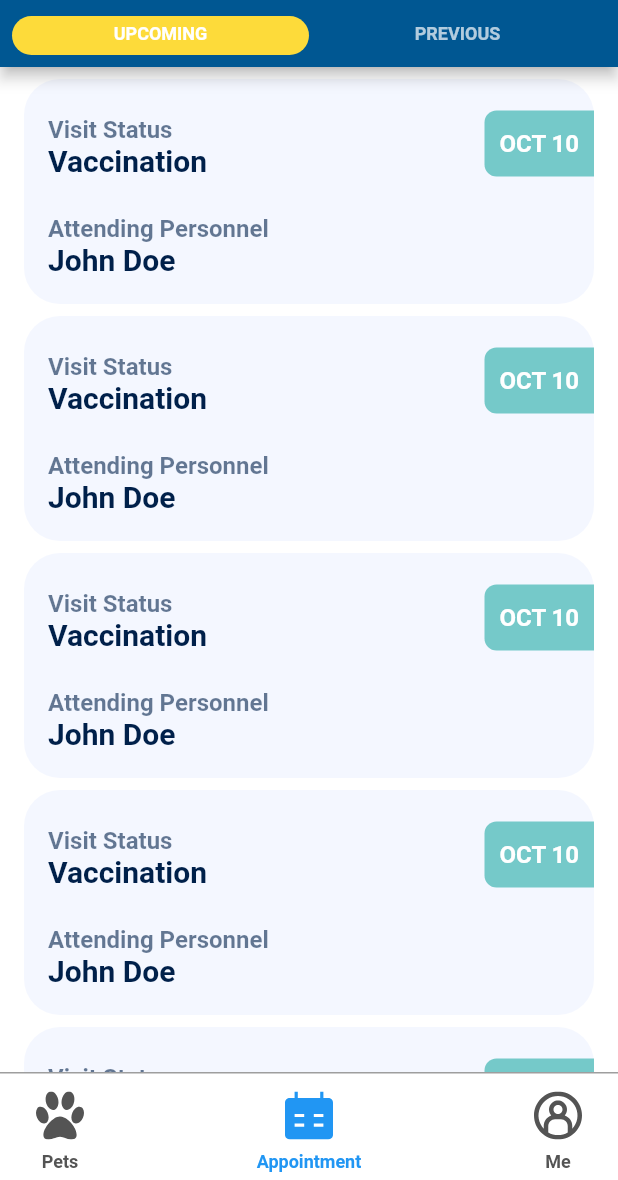
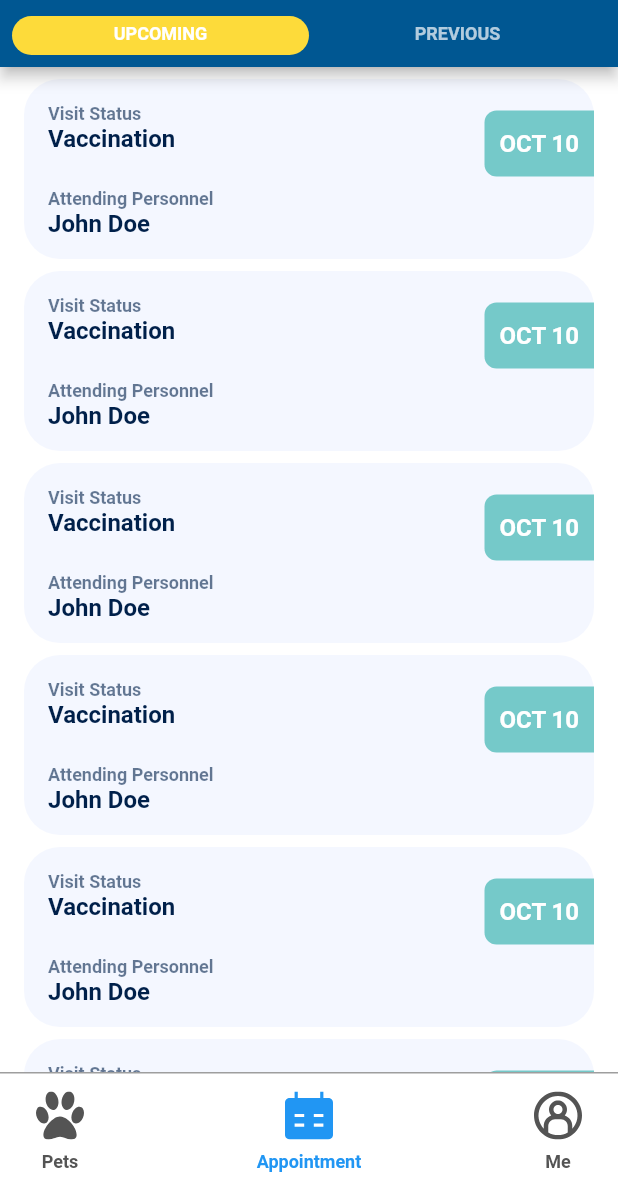
Before and after one commit to akosijho/flutter_optipets, a Flutter app: the AppointmentView screen opened by its route, on a phone screen of 412 x 824 dp, the part 56-1236 px from its top. Run offline on Flutter 3.47's test engine with Material 2 defaults, Android fonts, the phone set to English and light mode, and no system bars; our stand-ins replace flutter_svg, get, stacked; Roboto replaces fonts that are missing (SF-Pro); statements that could not run were skipped.

Commit message:
Refine appointment item.

```diff
--- a/lib/main.dart
+++ b/lib/main.dart
@@ -19,7 +19,6 @@ void main() {
       navigatorKey: locator<NavigationService>().navigatorKey,
       debugShowCheckedModeBanner: false,
       title: "Optipets",
-      home: AppointmentView()
     ));
   });
   //runApp(const MyApp());
--- a/lib/utils/my_themes.dart
+++ b/lib/utils/my_themes.dart
@@ -111,7 +111,7 @@ class MyThemes {
           fontSize: 24,
           fontWeight: FontWeight.bold),
       headline6: const TextStyle(
-        fontSize: 20,
+        fontSize: 16,
         fontWeight: FontWeight.w700,
         color: MyColors.blue2,
       ),
@@ -131,7 +131,7 @@ class MyThemes {
           fontWeight: FontWeight.w700,
           color: MyColors.scaffoldBg),
       caption: TextStyle(
-        fontSize: 16,
+        fontSize: 12,
         fontWeight: FontWeight.w700,
         color: MyColors.blue2.withOpacity(0.6),
       ),
--- a/lib/views/appointment_screen/appointment_item.dart
+++ b/lib/views/appointment_screen/appointment_item.dart
@@ -9,7 +9,7 @@ class AppointmentItem extends ViewModelWidget<AppointmentViewModel> {
   @override
   Widget build(BuildContext context, AppointmentViewModel viewModel) {
     return Container(
-      height: 150,
+      height: 120,
       decoration: BoxDecoration(
         shape: BoxShape.rectangle,
         color: viewModel.cardColors[viewModel.selectRandomColor()],
@@ -48,7 +48,7 @@ class AppointmentItem extends ViewModelWidget<AppointmentViewModel> {
 
   Widget textChildren(){
     return Positioned(
-      top: 24,
+      top: 16,
       left: 16,
       child: Column(
         mainAxisAlignment: MainAxisAlignment.spaceBetween,
```
